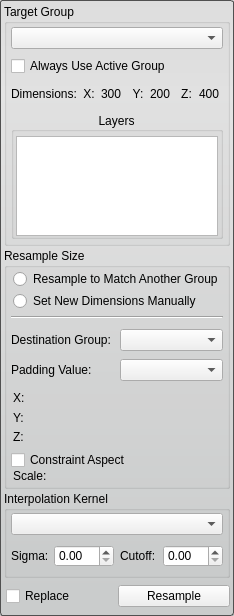
Before: the Qt Designer form Interface/ToolInterface/ResampleToolInterface.ui in jessdtate/Seg3D, drawn with Qt 5.
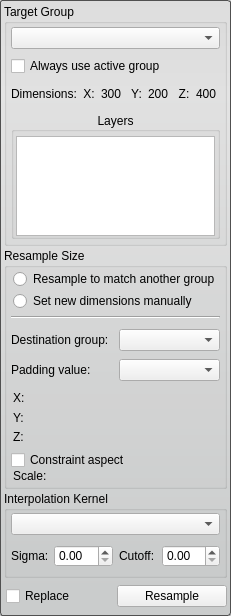
After: the same form once the commit is applied. Custom widgets are drawn as their Qt base class.

Commit message: fixed Threshold Tool: Move "Create Threshold Layer" button to b... fixed Tools/Filters: Inconsistent capitalization for groupboxes fixed Tools/Filters: Inconsistent capitalization for checkboxes

What changed in the file:
```diff
--- a/Interface/ToolInterface/ResampleToolInterface.ui
+++ b/Interface/ToolInterface/ResampleToolInterface.ui
@@ -130,7 +130,7 @@
          <item>
           <widget class="QCheckBox" name="use_active_group_">
            <property name="text">
-            <string>Always Use Active Group</string>
+            <string>Always use active group</string>
            </property>
           </widget>
          </item>
@@ -349,14 +349,14 @@
          <item>
           <widget class="QRadioButton" name="rb_another_group_">
            <property name="text">
-            <string>Resample to Match Another Group</string>
+            <string>Resample to match another group</string>
            </property>
           </widget>
          </item>
          <item>
           <widget class="QRadioButton" name="rb_manual_">
            <property name="text">
-            <string>Set New Dimensions Manually</string>
+            <string>Set new dimensions manually</string>
            </property>
           </widget>
          </item>
@@ -412,7 +412,7 @@
             <item>
              <widget class="QLabel" name="label_4">
               <property name="text">
-               <string>Destination Group:</string>
+               <string>Destination group:</string>
               </property>
              </widget>
             </item>
@@ -450,7 +450,7 @@
             <item>
              <widget class="QLabel" name="label_5">
               <property name="text">
-               <string>Padding Value:</string>
+               <string>Padding value:</string>
               </property>
              </widget>
             </item>
@@ -623,7 +623,7 @@
             <item>
              <widget class="QCheckBox" name="aspect_checkbox_">
               <property name="text">
-               <string>Constraint Aspect</string>
+               <string>Constraint aspect</string>
               </property>
              </widget>
             </item>
@@ -832,18 +832,18 @@
   </layout>
  </widget>
  <customwidgets>
-  <customwidget>
-   <class>QtUtils::QtSliderIntCombo</class>
-   <extends>QWidget</extends>
-   <header location="global">QtUtils/Widgets/QtSliderIntCombo.h</header>
-   <container>1</container>
-  </customwidget>
   <customwidget>
    <class>QtUtils::QtSliderDoubleCombo</class>
    <extends>QWidget</extends>
    <header location="global">QtUtils/Widgets/QtSliderDoubleCombo.h</header>
    <container>1</container>
   </customwidget>
+  <customwidget>
+   <class>QtUtils::QtSliderIntCombo</class>
+   <extends>QWidget</extends>
+   <header location="global">QtUtils/Widgets/QtSliderIntCombo.h</header>
+   <container>1</container>
+  </customwidget>
  </customwidgets>
  <resources/>
  <connections/>
```
The commit also changes 52 other files.
